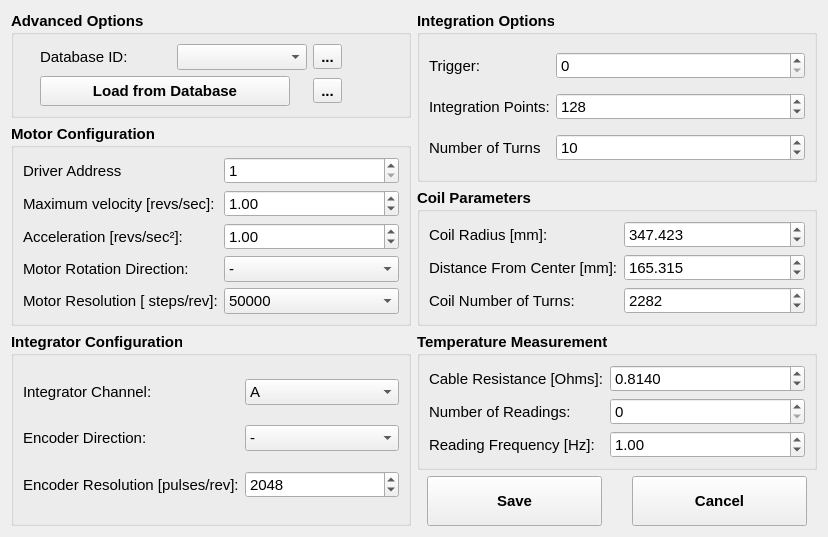
First picture: the form in helmholtz/gui/ui/advancedoptionswidget.ui, repository lnls-ima/helmholtz-coil-control, before the edit.
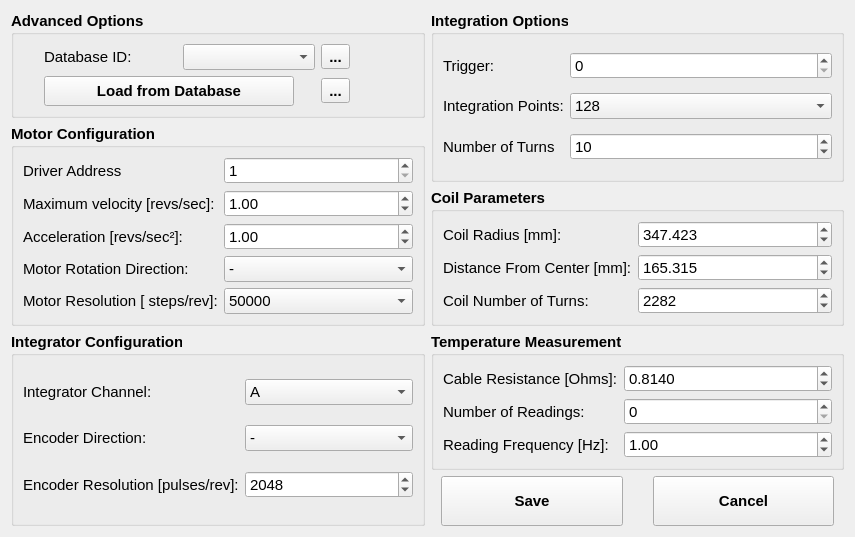
Second picture: the form after the edit. Icons and pictures are not drawn.

Commit message: Continue implementation of measurement widget

Patch:
```diff
--- a/helmholtz/gui/ui/advancedoptionswidget.ui
+++ b/helmholtz/gui/ui/advancedoptionswidget.ui
@@ -6,7 +6,7 @@
    <rect>
     <x>0</x>
     <y>0</y>
-    <width>828</width>
+    <width>855</width>
     <height>498</height>
    </rect>
   </property>
@@ -186,31 +186,6 @@
         </property>
        </widget>
       </item>
-      <item row="1" column="1">
-       <widget class="QSpinBox" name="sb_integration_points">
-        <property name="sizePolicy">
-         <sizepolicy hsizetype="Preferred" vsizetype="Fixed">
-          <horstretch>0</horstretch>
-          <verstretch>0</verstretch>
-         </sizepolicy>
-        </property>
-        <property name="font">
-         <font>
-          <weight>50</weight>
-          <bold>false</bold>
-         </font>
-        </property>
-        <property name="minimum">
-         <number>1</number>
-        </property>
-        <property name="maximum">
-         <number>10000</number>
-        </property>
-        <property name="value">
-         <number>128</number>
-        </property>
-       </widget>
-      </item>
       <item row="2" column="1">
        <widget class="QSpinBox" name="sb_integration_nr_turns">
         <property name="sizePolicy">
@@ -265,6 +240,49 @@
         </property>
        </widget>
       </item>
+      <item row="1" column="1">
+       <widget class="QComboBox" name="cmb_integration_points">
+        <property name="font">
+         <font>
+          <weight>50</weight>
+          <bold>false</bold>
+         </font>
+        </property>
+        <property name="currentIndex">
+         <number>3</number>
+        </property>
+        <item>
+         <property name="text">
+          <string>16</string>
+         </property>
+        </item>
+        <item>
+         <property name="text">
+          <string>32</string>
+         </property>
+        </item>
+        <item>
+         <property name="text">
+          <string>64</string>
+         </property>
+        </item>
+        <item>
+         <property name="text">
+          <string>128</string>
+         </property>
+        </item>
+        <item>
+         <property name="text">
+          <string>256</string>
+         </property>
+        </item>
+        <item>
+         <property name="text">
+          <string>512</string>
+         </property>
+        </item>
+       </widget>
+      </item>
      </layout>
     </widget>
    </item>
@@ -298,6 +316,9 @@
       </item>
       <item row="0" column="1">
        <widget class="QSpinBox" name="sb_motor_driver_address">
+        <property name="enabled">
+         <bool>true</bool>
+        </property>
         <property name="font">
          <font>
           <weight>50</weight>
@@ -400,6 +421,9 @@
       </item>
       <item row="3" column="1">
        <widget class="QComboBox" name="cmb_motor_rotation_direction">
+        <property name="enabled">
+         <bool>true</bool>
+        </property>
         <property name="font">
          <font>
           <weight>50</weight>
@@ -898,6 +922,9 @@
       </item>
       <item row="0" column="1">
        <widget class="QComboBox" name="cmb_integrator_channel">
+        <property name="enabled">
+         <bool>true</bool>
+        </property>
         <property name="font">
          <font>
           <weight>50</weight>
@@ -931,6 +958,9 @@
       </item>
       <item row="1" column="1">
        <widget class="QComboBox" name="cmb_integrator_encoder_direction">
+        <property name="enabled">
+         <bool>true</bool>
+        </property>
         <property name="font">
          <font>
           <weight>50</weight>
```
The commit also changes 4 other files.
